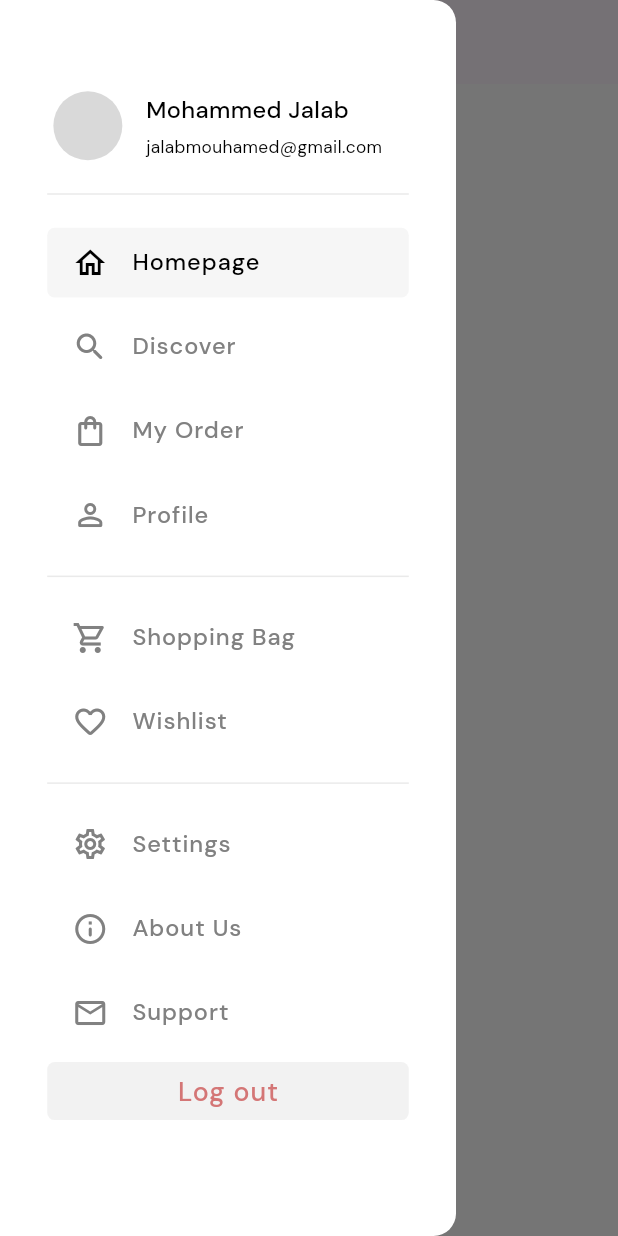
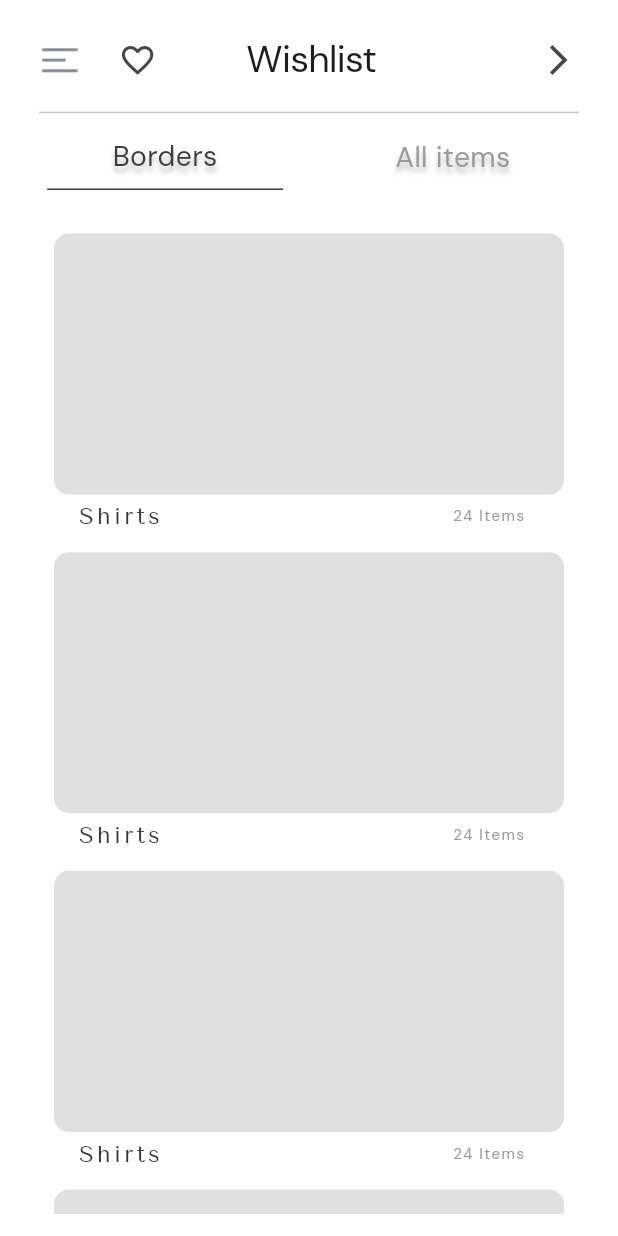
Before and after one commit to Mahmoudmnb/shop_app, a Flutter app: the HomeScreen screen opened directly, in the side drawer, after a tap on "Wishlist", on a phone screen of 412 x 824 dp. Run offline on Flutter 3.47's test engine with Material 3 defaults, Android fonts, the phone set to English and light mode, and no system bars; our stand-ins replace appwrite, flutter_bloc, flutter_screenutil, flutter_staggered_animations, geocoding, geolocator and 11 more; missing offline and left inert: flutter_paypal_checkout; accounts and stored records are empty.

Commit message:
Wishlist

```diff
--- a/lib/featurs/main_page/drawer/home_drawer.dart
+++ b/lib/featurs/main_page/drawer/home_drawer.dart
@@ -1,5 +1,6 @@
 import 'package:flutter/material.dart';
 import 'package:flutter_screenutil/flutter_screenutil.dart';
+import 'package:shop_app/featurs/main_page/featurs/wishlist/screens/wishlist_screen.dart';
 
 import 'widgets/custom_button.dart';
 import 'widgets/custom_list_tile.dart';
@@ -54,9 +55,13 @@ class HomeDrawer extends StatelessWidget {
                   title: 'Shopping Bag',
                 ),
                 SizedBox(height: 10.h),
-                const CustomListTile(
+                CustomListTile(
                   icon: Icons.favorite_outline_rounded,
                   title: 'Wishlist',
+                  onTap: () {
+                    Navigator.of(context).push(MaterialPageRoute(
+                        builder: (context) => const WishlistScreen()));
+                  },
                 ),
                 SizedBox(height: 10.h),
                 const Divider(color: Color(0xFFEAEAEA)),
--- a/lib/featurs/main_page/drawer/widgets/custom_list_tile.dart
+++ b/lib/featurs/main_page/drawer/widgets/custom_list_tile.dart
@@ -7,19 +7,19 @@ class CustomListTile extends StatelessWidget {
   const CustomListTile({
     super.key,
     this.isSelected,
+    this.onTap,
     required this.icon,
     required this.title,
   });
   final bool? isSelected;
   final IconData icon;
   final String title;
+  final VoidCallback? onTap;
   @override
   Widget build(BuildContext context) {
     return InkWell(
       borderRadius: const BorderRadius.all(Radius.circular(5)),
-      onTap: () {
-        log('home');
-      },
+      onTap: onTap,
       child: Ink(
         padding: EdgeInsets.symmetric(horizontal: 16.w, vertical: 10.h),
         width: 393.w,
--- a/lib/featurs/main_page/featurs/check_out/widget/text_field_address.dart
+++ b/lib/featurs/main_page/featurs/check_out/widget/text_field_address.dart
@@ -45,13 +45,11 @@ class TextFieldAddress extends StatelessWidget {
         },
         validator: (value) {
           if (title == 'Address Name') {
-
             if (!context.read<CheckOutCubit>().isAddressNameIsAvailable) {
               return 'address name is used before please try another name';
             }
           }
           if (title == 'Full Name' || title == 'Address Name') {
-
             if (value == null || value.isEmpty || value.length < 3) {
               return '$title shold be more than three chrachters';
             }
--- a/lib/featurs/main_page/featurs/orders/screen/orders_screen.dart
+++ b/lib/featurs/main_page/featurs/orders/screen/orders_screen.dart
@@ -148,7 +148,7 @@ class MyOrdersScreen extends StatelessWidget {
                             child: Container(
                               padding: EdgeInsets.symmetric(horizontal: 25.w),
                               child: ListView.separated(
-                                physics: const BouncingScrollPhysics(),
+                                // physics: const BouncingScrollPhysics(),
                                 separatorBuilder: (context, index) =>
                                     SizedBox(height: 15.h),
                                 // shrinkWrap: true,
@@ -177,7 +177,7 @@ class MyOrdersScreen extends StatelessWidget {
                         ],
                       ),
                     )
-                  : const Center(child: CircularProgressIndicator());
+                  : const Center(child: CircularProgressIndicator(color: Colors.black));
             });
       },
     );
--- a/lib/featurs/main_page/featurs/shopping_bag/screens/shopping_bag_screen.dart
+++ b/lib/featurs/main_page/featurs/shopping_bag/screens/shopping_bag_screen.dart
@@ -23,7 +23,7 @@ class ShoppingBagScreen extends StatelessWidget {
           // backgroundColor: Colors.white,
           body: Column(
             children: [
-              const CustomAppBar(),
+              const CustomAppBar(title: 'Shopping Bag'),
               Padding(
                 padding: EdgeInsets.only(right: 25.w, left: 25.w, top: 7.h),
                 child: const Divider(color: Color(0xFFC6C6C6), height: 0),
--- a/lib/featurs/main_page/featurs/shopping_bag/widgets/custom_app_bar.dart
+++ b/lib/featurs/main_page/featurs/shopping_bag/widgets/custom_app_bar.dart
@@ -2,8 +2,8 @@ import 'package:flutter/material.dart';
 import 'package:flutter_screenutil/flutter_screenutil.dart';
 
 class CustomAppBar extends StatelessWidget {
-  const CustomAppBar({super.key});
-
+  const CustomAppBar({super.key, required this.title});
+  final String title;
   @override
   Widget build(BuildContext context) {
     return Padding(
@@ -29,13 +29,13 @@ class CustomAppBar extends StatelessWidget {
               onPressed: () {},
             ),
             const Spacer(flex: 1),
-            const Text(
-              'Shopping Bag',
-              style: TextStyle(
+            Text(
+              title,
+              style: const TextStyle(
                 fontSize: 25,
                 fontFamily: 'DM Sans',
-                fontWeight: FontWeight.w500,
-                letterSpacing: -0.30,
+                fontWeight: FontWeight.w400,
+                letterSpacing: -0.50,
               ),
             ),
             const Spacer(flex: 2),
--- /dev/null
+++ b/lib/featurs/main_page/featurs/wishlist/bloc/wishlist_cubit.dart
@@ -0,0 +1,33 @@
+import 'package:flutter/material.dart';
+import 'package:flutter_bloc/flutter_bloc.dart';
+
+part 'wishlist_state.dart';
+
+class WishlistCubit extends Cubit<WishlistState> {
+  WishlistCubit() : super(WishlistInitial());
+  static WishlistCubit get(context) => BlocProvider.of(context);
+  TextEditingController opinionController = TextEditingController();
+  int character = 50;
+  double rating = 0;
+  bool isLoading = false;
+  void changeIsLoading(value) {
+    isLoading = value;
+    emit(IsLoading());
+  }
+
+  void changeRating(double value) {
+    rating = value;
+    emit(ChangeRating());
+  }
+
+  String kindOfOrder = 'Borders';
+  numofcharcters() {
+    character = 50 - opinionController.text.length;
+    emit(ChanegNumOfCharacterState());
+  }
+
+  changeKingOfOrder(String kind) {
+    kindOfOrder = kind;
+    emit(ChangKindOfOrderState());
+  }
+}
--- /dev/null
+++ b/lib/featurs/main_page/featurs/wishlist/bloc/wishlist_state.dart
@@ -0,0 +1,14 @@
+part of 'wishlist_cubit.dart';
+
+@immutable
+sealed class WishlistState {}
+
+final class WishlistInitial extends WishlistState {}
+
+class ChangKindOfOrderState extends WishlistState {}
+
+class ChanegNumOfCharacterState extends WishlistState {}
+
+class ChangeRating extends WishlistState {}
+
+class IsLoading extends WishlistState {}
--- /dev/null
+++ b/lib/featurs/main_page/featurs/wishlist/widgets/border_card.dart
@@ -0,0 +1,51 @@
+import 'package:flutter/material.dart';
+import 'package:flutter_screenutil/flutter_screenutil.dart';
+
+class BorderCard extends StatelessWidget {
+  const BorderCard({super.key});
+
+  @override
+  Widget build(BuildContext context) {
+    return SizedBox(
+      width: 340.w,
+      child: Column(
+        children: [
+          Container(
+              height: 180.h,
+              decoration: BoxDecoration(
+                  color: Colors.grey[300],
+                  borderRadius: const BorderRadius.all(Radius.circular(10)))),
+          Padding(
+              padding: EdgeInsets.only(left: 15.w, right: 25.w, top: 5.h),
+              child: const Row(
+                mainAxisAlignment: MainAxisAlignment.spaceBetween,
+                children: [
+                  Text(
+                    'Shirts',
+                    style: TextStyle(
+                      color: Color(0xFF383838),
+                      fontSize: 16,
+                      fontFamily: 'Tenor Sans',
+                      fontWeight: FontWeight.w400,
+                      height: 0,
+                      letterSpacing: 2,
+                    ),
+                  ),
+                  Text(
+                    '24 Items',
+                    style: TextStyle(
+                      color: Color(0xFF9B9B9B),
+                      fontSize: 10,
+                      fontFamily: 'DM Sans',
+                      fontWeight: FontWeight.w400,
+                      height: 0,
+                      letterSpacing: 1,
+                    ),
+                  )
+                ],
+              ))
+        ],
+      ),
+    );
+  }
+}
--- /dev/null
+++ b/lib/featurs/main_page/featurs/wishlist/widgets/wishlist_switcher.dart
@@ -0,0 +1,96 @@
+import 'package:flutter/material.dart';
+import 'package:flutter_bloc/flutter_bloc.dart';
+import 'package:flutter_screenutil/flutter_screenutil.dart';
+
+import '../bloc/wishlist_cubit.dart';
+
+class WishlistSwitcher extends StatelessWidget {
+  const WishlistSwitcher({super.key, required this.text1, required this.text2});
+  final String text1, text2;
+  @override
+  Widget build(BuildContext context) {
+    return BlocBuilder<WishlistCubit, WishlistState>(
+      builder: (context, state) {
+        return Container(
+          padding: EdgeInsets.symmetric(horizontal: 30.w),
+          child: Column(
+            children: [
+              Row(
+                mainAxisAlignment: MainAxisAlignment.spaceBetween,
+                children: [
+                  GestureDetector(
+                    onTap: () {
+                      context.read<WishlistCubit>().changeKingOfOrder(text1);
+                    },
+                    child: Container(
+                      padding: EdgeInsets.only(bottom: 8.h),
+                      width: 150.w,
+                      decoration: BoxDecoration(
+                          border:
+                              context.read<WishlistCubit>().kindOfOrder == text1
+                                  ? const Border(
+                                      bottom: BorderSide(
+                                          color: Color(0xFF3D3D3D), width: 1))
+                                  : const Border()),
+                      child: Text(
+                        text1,
+                        textAlign: TextAlign.center,
+                        style: TextStyle(
+                            fontFamily: "DM Sans",
+                            fontSize: 18.sp,
+                            color: context.read<WishlistCubit>().kindOfOrder ==
+                                    text1
+                                ? const Color(0xFF3D3D3D)
+                                : const Color(0xFF9B9B9B),
+                            shadows: [
+                              Shadow(
+                                  offset: const Offset(0, 4),
+                                  blurRadius: 4,
+                                  color: Colors.black.withOpacity(.25))
+                            ]),
+                      ),
+                    ),
+                  ),
+                  GestureDetector(
+                    onTap: () {
+                      context.read<WishlistCubit>().changeKingOfOrder(text2);
+                    },
+                    child: Container(
+                      padding: EdgeInsets.only(bottom: 8.h),
+                      width: 150.w,
+                      decoration: BoxDecoration(
+                          border:
+                              context.read<WishlistCubit>().kindOfOrder == text2
+                                  ? const Border(
+                                      bottom: BorderSide(
+                                          color: Color(0xFF3D3D3D), width: 1))
+                                  : const Border()),
+                      child: Text(
+                        text2,
+                        textAlign: TextAlign.center,
+                        style: TextStyle(
+                          fontFamily: "DM Sans",
+                          fontSize: 18.sp,
+                          color:
+                              context.read<WishlistCubit>().kindOfOrder == text2
+                                  ? const Color(0xFF3D3D3D)
+                                  : const Color(0xFF9B9B9B),
+                          shadows: [
+                            Shadow(
+                                offset: const Offset(0, 4),
+                                blurRadius: 4,
+                                color: Colors.black.withOpacity(.25))
+                          ],
+                        ),
+                      ),
+                    ),
+                  ),
+                ],
+              ),
+            ],
+          ),
+        );
+      },
+    );
+  }
+}
--- a/lib/main.dart
+++ b/lib/main.dart
@@ -4,6 +4,7 @@ import 'package:flutter_bloc/flutter_bloc.dart';
 import 'package:flutter_screenutil/flutter_screenutil.dart';
 import 'package:shared_preferences/shared_preferences.dart';
 import 'package:shop_app/featurs/auth/pages/splash_screen.dart';
+import 'package:shop_app/featurs/main_page/featurs/wishlist/bloc/wishlist_cubit.dart';
 import 'package:shop_app/featurs/main_page/main_page.dart';
 import 'package:sqflite/sqflite.dart';
 
@@ -57,6 +58,7 @@ Future<void> main(List<String> args) async {
     BlocProvider(create: (context) => AddToCartCubit()),
     BlocProvider(create: (context) => ItemProductCubit()),
     BlocProvider(create: (context) => CheckOutCubit()),
+    BlocProvider(create: (context) => WishlistCubit()),
   ], child: const MyApp()));
 }
 
```
Also changed, not shown: lib/featurs/main_page/featurs/shopping_bag/widgets/info_card_view.dart (+4 -3 lines), lib/featurs/main_page/featurs/wishlist/screens/wishlist_screen.dart (added, +224 -0 lines).
